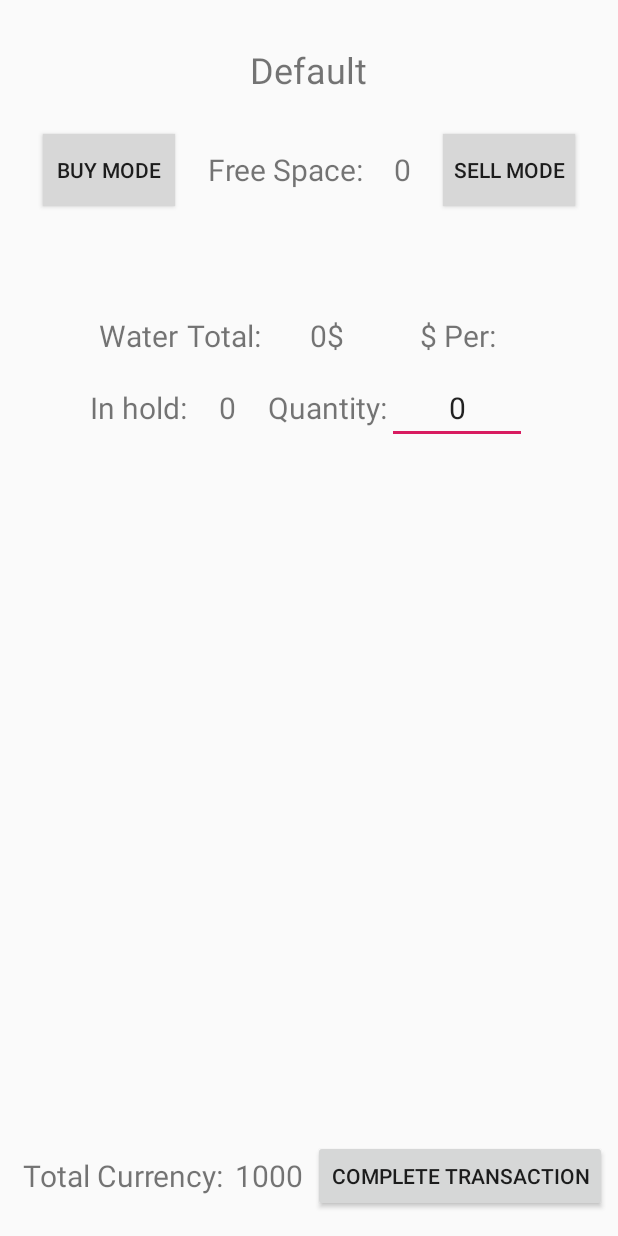
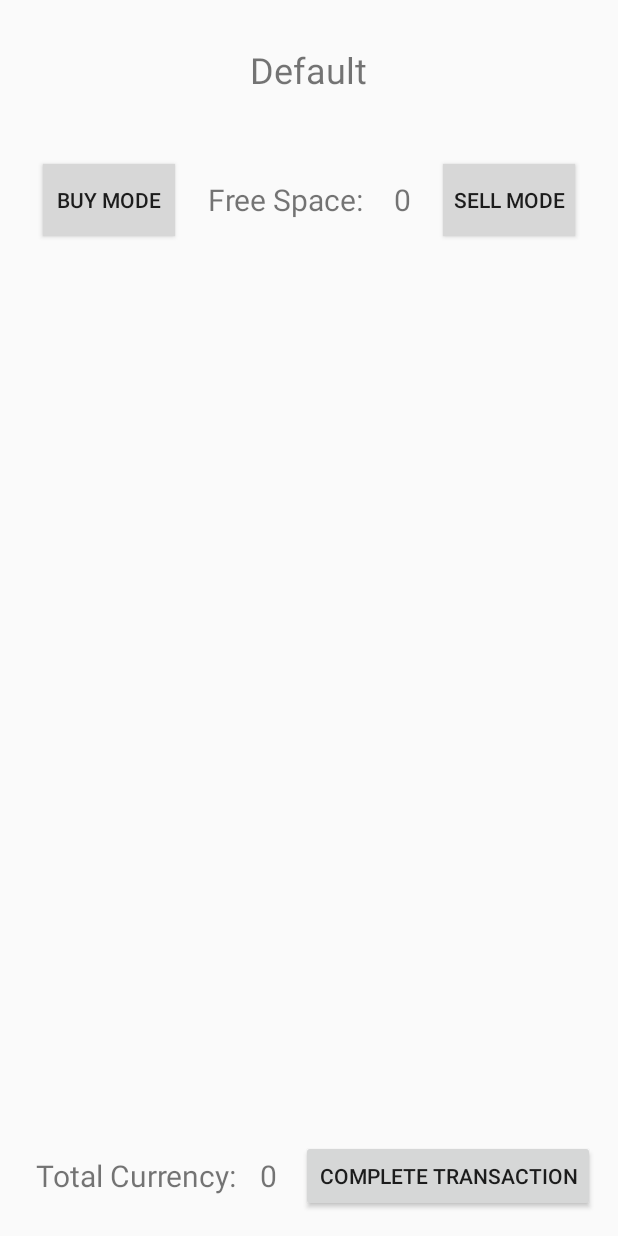
Before and after one commit to lalatorres14/Watersgate, an Android app: the layout copy_market_screen.xml on its own in the app's theme, with its tools: preview values and no code run, on a phone screen of 412 x 824 dp. Run offline under Robolectric (Android 15) with nearby library versions, the phone set to English and light mode, and no system bars.

```diff
--- a/SpaceTrader/app/src/main/res/layout/copy_market_screen.xml
+++ b/SpaceTrader/app/src/main/res/layout/copy_market_screen.xml
@@ -31,7 +31,7 @@
         android:layout_marginTop="8dp"
         android:layout_marginBottom="8dp"
         android:text="Buy Mode"
-        app:layout_constraintBottom_toTopOf="@+id/scrollView2"
+        app:layout_constraintBottom_toTopOf="@+id/scrollView1"
         app:layout_constraintEnd_toStartOf="@+id/holdSpaceHeader"
         app:layout_constraintStart_toStartOf="parent"
         app:layout_constraintTop_toBottomOf="@+id/marketHeader"
@@ -111,110 +111,6 @@
             android:gravity="center_horizontal"
             android:measureWithLargestChild="true">
 
-            <TableRow
-                android:id="@+id/material1Row1"
-                android:layout_width="match_parent"
-                android:layout_height="match_parent"
-                android:gravity="center_horizontal">
-
-                <TextView
-                    android:id="@+id/item1Name"
-                    android:layout_width="wrap_content"
-                    android:layout_height="wrap_content"
-                    android:height="48dp"
-                    android:gravity="center"
-                    android:text="Water"
-                    android:textSize="20sp" />
-
-                <TextView
-                    android:id="@+id/item1TotalHeader"
-                    android:layout_width="wrap_content"
-                    android:layout_height="wrap_content"
-                    android:height="48dp"
-                    android:gravity="center"
-                    android:text="Total: "
-                    android:textSize="20sp" />
-
-                <TextView
-                    android:id="@+id/item1TotalAmount"
-                    android:layout_width="wrap_content"
-                    android:layout_height="wrap_content"
-                    android:height="48dp"
-                    android:gravity="center"
-                    android:text="0$"
-                    android:textSize="20sp" />
-
-                <TextView
-                    android:id="@+id/item1Unit"
-                    android:layout_width="wrap_content"
-                    android:layout_height="wrap_content"
-                    android:height="48dp"
-                    android:gravity="center"
-                    android:text="$ Per:"
-                    android:textSize="20sp" />
-
-            </TableRow>
-
-            <TableRow
-                android:id="@+id/material1Row2"
-                android:layout_width="match_parent"
-                android:layout_height="match_parent"
-                android:gravity="center_horizontal">
-
-                <TextView
-                    android:id="@+id/holdQuantity1Header"
-                    android:layout_width="wrap_content"
-                    android:layout_height="wrap_content"
-                    android:height="48dp"
-                    android:gravity="center"
-                    android:text="In hold:"
-                    android:textSize="20sp" />
-
-                <TextView
-                    android:id="@+id/holdQuantity1"
-                    android:layout_width="wrap_content"
-                    android:layout_height="wrap_content"
-                    android:height="48dp"
-                    android:gravity="center"
-                    android:text="0"
-                    android:textSize="20sp" />
-
-                <TextView
-                    android:id="@+id/quantity1Header"
-                    android:layout_width="wrap_content"
-                    android:layout_height="wrap_content"
-                    android:height="48dp"
-                    android:gravity="center"
-                    android:text="Quantity:"
-                    android:textSize="20sp" />
-
-                <EditText
-                    android:id="@+id/quantity1"
-                    android:layout_width="wrap_content"
-                    android:layout_height="wrap_content"
-                    android:height="48dp"
-                    android:ems="4"
-                    android:gravity="center"
-                    android:inputType="number"
-                    android:imeOptions="actionDone"
-                    android:text="0"
-                    android:textSize="20sp"
-                    android:labelFor="@id/quantity1"/>
-
-            </TableRow>
-
-            <TableRow
-                android:id="@+id/spaceRow1"
-                android:layout_width="match_parent"
-                android:layout_height="match_parent">
-
-                <TextView
-                    android:id="@+id/blank1"
-                    android:layout_width="wrap_content"
-                    android:layout_height="wrap_content"
-                    android:textSize="48sp" />
-            </TableRow>
-
         </TableLayout>
 
 
@@ -253,7 +149,7 @@
         android:id="@+id/currentMoney"
         android:layout_width="wrap_content"
         android:layout_height="wrap_content"
-        android:text="1000"
+        android:text="0"
         android:height="48dp"
         android:gravity="center"
         android:textSize="20sp"
```
Also changed, not shown: SpaceTrader/app/src/main/java/edu/gatech/cs2340/SpaceTrader/entity/MarketItem.java (+17 -18 lines), SpaceTrader/app/src/main/java/edu/gatech/cs2340/SpaceTrader/views/CopyInMarket.java (+80 -107 lines).
